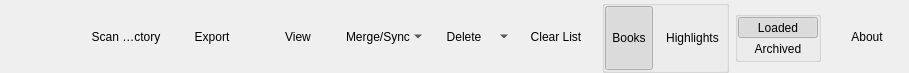
Old version of the form gui_toolbar.ui in the repository noembryo/KoHighlights.
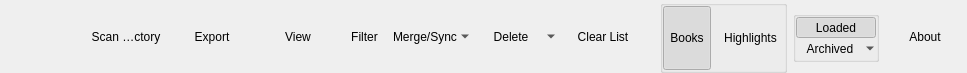
New version of the form. Icons and pictures are not drawn. Custom widgets are drawn as their Qt base class.

```diff
--- a/gui_toolbar.ui
+++ b/gui_toolbar.ui
@@ -6,7 +6,7 @@
    <rect>
     <x>0</x>
     <y>0</y>
-    <width>906</width>
+    <width>967</width>
     <height>73</height>
    </rect>
   </property>
@@ -197,6 +197,50 @@
         </property>
        </widget>
       </item>
+      <item>
+       <widget class="QToolButton" name="filter_btn">
+        <property name="sizePolicy">
+         <sizepolicy hsizetype="Preferred" vsizetype="Fixed">
+          <horstretch>0</horstretch>
+          <verstretch>0</verstretch>
+         </sizepolicy>
+        </property>
+        <property name="toolTip">
+         <string>Open the filtering popup (Alt+F)</string>
+        </property>
+        <property name="statusTip">
+         <string>Open the filtering popup (Alt+F)</string>
+        </property>
+        <property name="text">
+         <string>Filter</string>
+        </property>
+        <property name="icon">
+         <iconset resource="images.qrc">
+          <normaloff>:/stuff/filter.png</normaloff>:/stuff/filter.png</iconset>
+        </property>
+        <property name="iconSize">
+         <size>
+          <width>48</width>
+          <height>48</height>
+         </size>
+        </property>
+        <property name="shortcut">
+         <string>Alt+F</string>
+        </property>
+        <property name="checkable">
+         <bool>true</bool>
+        </property>
+        <property name="checked">
+         <bool>false</bool>
+        </property>
+        <property name="toolButtonStyle">
+         <enum>Qt::ToolButtonTextUnderIcon</enum>
+        </property>
+        <property name="autoRaise">
+         <bool>true</bool>
+        </property>
+       </widget>
+      </item>
       <item>
        <widget class="QToolButton" name="merge_btn">
         <property name="sizePolicy">
@@ -540,6 +584,9 @@
            <property name="autoExclusive">
             <bool>true</bool>
            </property>
+           <property name="popupMode">
+            <enum>QToolButton::MenuButtonPopup</enum>
+           </property>
            <property name="toolButtonStyle">
             <enum>Qt::ToolButtonTextBesideIcon</enum>
            </property>
```
Left out of the diff: 4 changed lines with no effect on the pictures.
